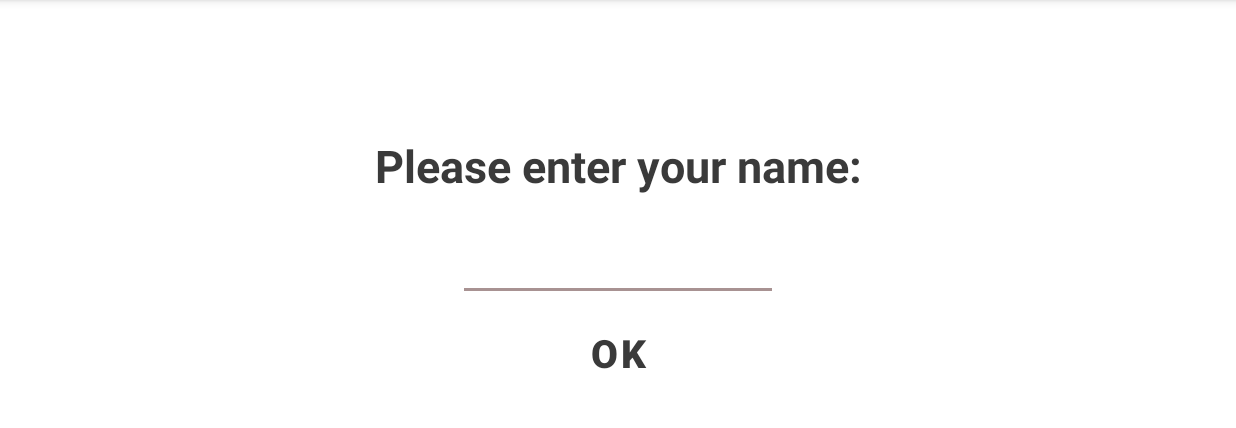
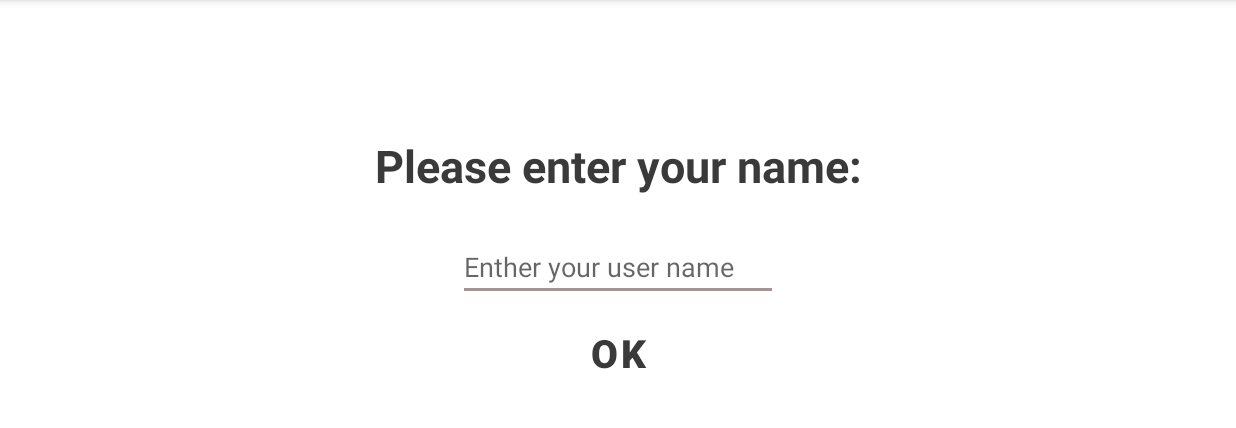
Before and after one commit to Justinhwang92/Operation-Nightwatcher, an Android app: the Activity_SignIn screen opened directly, with no data from a screen before it, on a phone screen of 824 x 412 dp (held sideways), the part 84-512 px from its top. Run offline under Robolectric (Android 15) with nearby library versions, the phone set to English and light mode, and no system bars; our stand-ins replace sdp/ssp sizes.

Commit message:
Clean up UI code

```diff
--- a/app/src/main/res/layout/activity_game.xml
+++ b/app/src/main/res/layout/activity_game.xml
@@ -1,6 +1,7 @@
 <?xml version="1.0" encoding="utf-8"?>
 <androidx.constraintlayout.widget.ConstraintLayout
-    xmlns:android="http://schemas.android.com/apk/res/android" android:layout_width="match_parent"
+    xmlns:android="http://schemas.android.com/apk/res/android"
+    android:layout_width="match_parent"
     android:layout_height="match_parent">
 
 </androidx.constraintlayout.widget.ConstraintLayout>
--- a/app/src/main/res/layout/activity_instruction.xml
+++ b/app/src/main/res/layout/activity_instruction.xml
@@ -1,6 +1,7 @@
 <?xml version="1.0" encoding="utf-8"?>
 <androidx.constraintlayout.widget.ConstraintLayout
-    xmlns:android="http://schemas.android.com/apk/res/android" android:layout_width="match_parent"
+    xmlns:android="http://schemas.android.com/apk/res/android"
+    android:layout_width="match_parent"
     android:layout_height="match_parent">
 
 </androidx.constraintlayout.widget.ConstraintLayout>
--- a/app/src/main/res/layout/activity_menu.xml
+++ b/app/src/main/res/layout/activity_menu.xml
@@ -1,8 +1,9 @@
 <?xml version="1.0" encoding="utf-8"?>
-<androidx.constraintlayout.widget.ConstraintLayout xmlns:android="http://schemas.android.com/apk/res/android"
+<androidx.constraintlayout.widget.ConstraintLayout
+    xmlns:android="http://schemas.android.com/apk/res/android"
     xmlns:app="http://schemas.android.com/apk/res-auto"
     android:layout_width="match_parent"
-    android:layout_height="match_parent" >
+    android:layout_height="match_parent">
 
     <TextView
         android:id="@+id/title"
--- a/app/src/main/res/layout/activity_signin.xml
+++ b/app/src/main/res/layout/activity_signin.xml
@@ -1,8 +1,9 @@
 <?xml version="1.0" encoding="utf-8"?>
-<androidx.constraintlayout.widget.ConstraintLayout xmlns:android="http://schemas.android.com/apk/res/android"
+<androidx.constraintlayout.widget.ConstraintLayout
+    xmlns:android="http://schemas.android.com/apk/res/android"
+    xmlns:app="http://schemas.android.com/apk/res-auto"
     android:layout_width="match_parent"
-    android:layout_height="match_parent"
-    xmlns:app="http://schemas.android.com/apk/res-auto">
+    android:layout_height="match_parent" >
 
     <TextView
         android:id="@+id/askUserName"
@@ -25,6 +26,7 @@
         android:backgroundTint="#A89292"
         android:ems="10"
         android:inputType="textCapWords"
+        android:hint="Enther your user name"
         android:textColor="#3A3A3A"
         app:layout_constraintEnd_toEndOf="parent"
         app:layout_constraintStart_toStartOf="parent"
@@ -36,6 +38,7 @@
         android:layout_width="wrap_content"
         android:layout_height="wrap_content"
         android:layout_marginTop="@dimen/_5sdp"
+        android:padding="@dimen/_3sdp"
         android:onClick="onClick"
         android:text="OK"
         android:textSize="@dimen/_20sdp"
```
